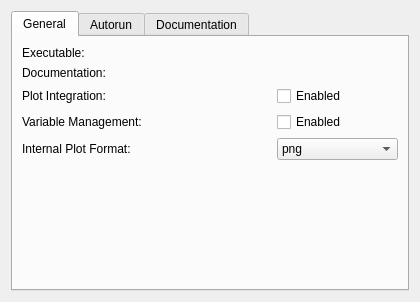
First picture: the form in src/backends/octave/settings.ui, repository KDE/cantor, before the edit.
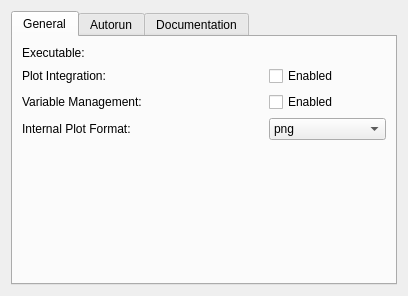
Second picture: the form after the edit. Custom widgets are drawn as their Qt base class.

Commit message:
Removed the setting "local documentation".
This was not implemented for all backends, is a rarely used feature
and is also very heavily colliding now  with the new embedded documentation.
The already available implementations in Backend::helpUrl() return theURL
 to the official online documentation will be used a fallback solution in case
no embedded documentation is installed for the backend.

The edit to the form file:
```diff
--- a/src/backends/octave/settings.ui
+++ b/src/backends/octave/settings.ui
@@ -6,8 +6,8 @@
    <rect>
     <x>0</x>
     <y>0</y>
-    <width>420</width>
-    <height>302</height>
+    <width>408</width>
+    <height>296</height>
    </rect>
   </property>
   <layout class="QVBoxLayout" name="verticalLayout_2">
@@ -21,72 +21,14 @@
        <string>General</string>
       </attribute>
       <layout class="QGridLayout" name="gridLayout">
-       <item row="0" column="0">
-        <widget class="QLabel" name="label">
-         <property name="text">
-          <string>Executable:</string>
-         </property>
-        </widget>
-       </item>
-       <item row="0" column="2">
-        <widget class="KUrlRequester" name="kcfg_Path"/>
-       </item>
-       <item row="1" column="0" colspan="2">
-        <widget class="QLabel" name="label2">
-         <property name="text">
-          <string>Documentation:</string>
-         </property>
-        </widget>
-       </item>
-       <item row="1" column="2">
-        <widget class="KUrlRequester" name="kcfg_localDoc">
-         <property name="toolTip">
-          <string>If empty, the &quot;Show help&quot; action will show the default online documentation. Otherwise, the specified URL will be opened.</string>
-         </property>
-        </widget>
-       </item>
-       <item row="2" column="0" colspan="2">
-        <widget class="QLabel" name="lPlotIntegration">
-         <property name="text">
-          <string>Plot Integration:</string>
-         </property>
-        </widget>
-       </item>
-       <item row="2" column="2">
-        <widget class="QCheckBox" name="kcfg_integratePlots">
-         <property name="toolTip">
-          <string>If enabled, plots will be shown inside of the worksheet. Otherwise, plots will be shown in an external window.</string>
-         </property>
-         <property name="text">
-          <string>Enabled</string>
-         </property>
-        </widget>
-       </item>
        <item row="3" column="0" colspan="2">
-        <widget class="QLabel" name="lVariableManagement">
-         <property name="text">
-          <string>Variable Management:</string>
-         </property>
-        </widget>
-       </item>
-       <item row="3" column="2">
-        <widget class="QCheckBox" name="kcfg_variableManagement">
-         <property name="toolTip">
-          <string>Monitor the creation and destruction of variables and show the existing variables in the variable panel.</string>
-         </property>
-         <property name="text">
-          <string>Enabled</string>
-         </property>
-        </widget>
-       </item>
-       <item row="4" column="0" colspan="2">
         <widget class="QLabel" name="label_2">
          <property name="text">
           <string>Internal Plot Format:</string>
          </property>
         </widget>
        </item>
-       <item row="4" column="2">
+       <item row="3" column="2">
         <widget class="QComboBox" name="kcfg_inlinePlotFormat">
          <item>
           <property name="text">
@@ -105,7 +47,34 @@
          </item>
         </widget>
        </item>
-       <item row="5" column="1">
+       <item row="2" column="2">
+        <widget class="QCheckBox" name="kcfg_variableManagement">
+         <property name="toolTip">
+          <string>Monitor the creation and destruction of variables and show the existing variables in the variable panel.</string>
+         </property>
+         <property name="text">
+          <string>Enabled</string>
+         </property>
+        </widget>
+       </item>
+       <item row="0" column="2">
+        <widget class="KUrlRequester" name="kcfg_Path"/>
+       </item>
+       <item row="2" column="0" colspan="2">
+        <widget class="QLabel" name="lVariableManagement">
+         <property name="text">
+          <string>Variable Management:</string>
+         </property>
+        </widget>
+       </item>
+       <item row="1" column="0" colspan="2">
+        <widget class="QLabel" name="lPlotIntegration">
+         <property name="text">
+          <string>Plot Integration:</string>
+         </property>
+        </widget>
+       </item>
+       <item row="4" column="1">
         <spacer name="verticalSpacer_3">
          <property name="orientation">
           <enum>Qt::Vertical</enum>
@@ -121,6 +90,23 @@
          </property>
         </spacer>
        </item>
+       <item row="1" column="2">
+        <widget class="QCheckBox" name="kcfg_integratePlots">
+         <property name="toolTip">
+          <string>If enabled, plots will be shown inside of the worksheet. Otherwise, plots will be shown in an external window.</string>
+         </property>
+         <property name="text">
+          <string>Enabled</string>
+         </property>
+        </widget>
+       </item>
+       <item row="0" column="0">
+        <widget class="QLabel" name="label">
+         <property name="text">
+          <string>Executable:</string>
+         </property>
+        </widget>
+       </item>
       </layout>
      </widget>
      <widget class="QWidget" name="tabAutorun">
```
The commit also changes 15 other files.
